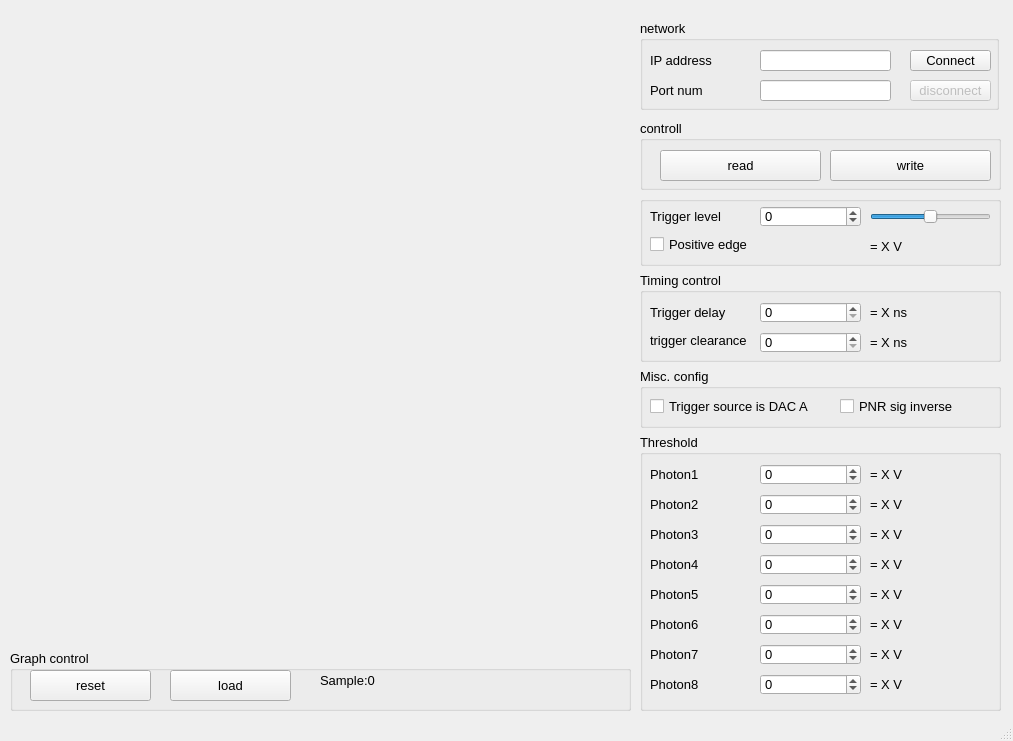
Old version of the form frontend/top/top.ui in the repository ruofan-he/redpitaya_PNR.
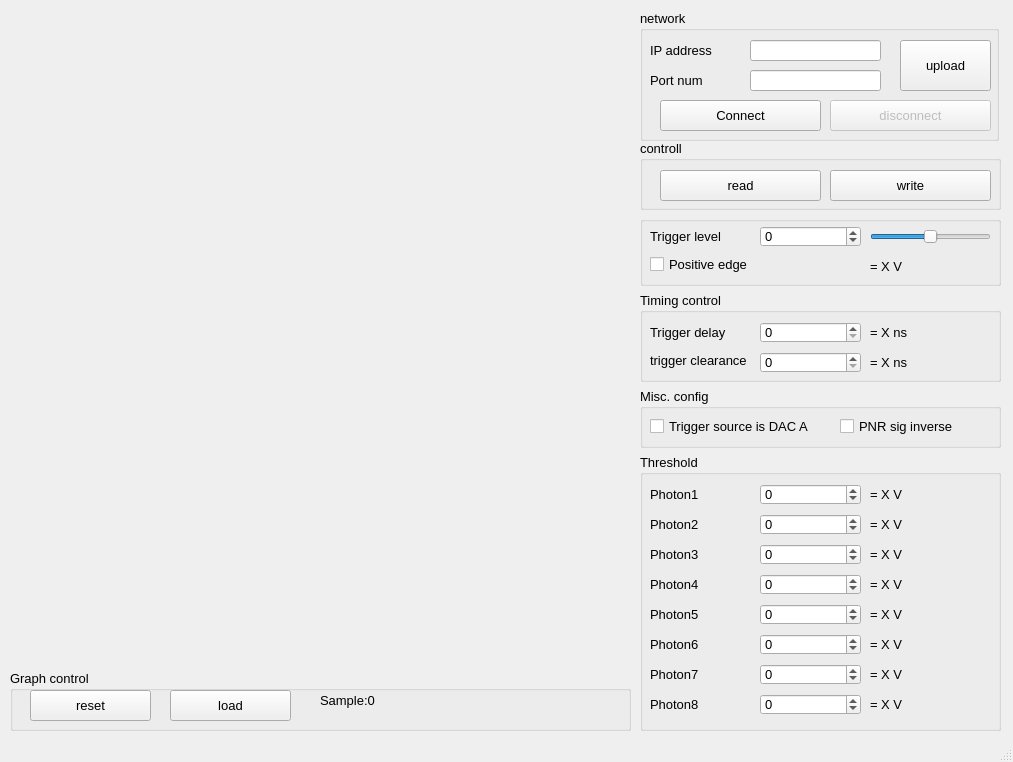
New version of the form.

Commit message: integrate upload function into frontend

The edit to the form file:
```diff
--- a/frontend/top/top.ui
+++ b/frontend/top/top.ui
@@ -7,7 +7,7 @@
     <x>0</x>
     <y>0</y>
     <width>1013</width>
-    <height>741</height>
+    <height>762</height>
    </rect>
   </property>
   <property name="sizePolicy">
@@ -30,7 +30,7 @@
     <property name="geometry">
      <rect>
       <x>640</x>
-      <y>120</y>
+      <y>140</y>
       <width>361</width>
       <height>591</height>
      </rect>
@@ -743,9 +743,9 @@
     <property name="geometry">
      <rect>
       <x>10</x>
-      <y>20</y>
+      <y>10</y>
       <width>621</width>
-      <height>621</height>
+      <height>651</height>
      </rect>
     </property>
     <layout class="QGridLayout" name="graph_container"/>
@@ -754,9 +754,9 @@
     <property name="geometry">
      <rect>
       <x>640</x>
-      <y>20</y>
+      <y>10</y>
       <width>359</width>
-      <height>90</height>
+      <height>131</height>
      </rect>
     </property>
     <property name="sizePolicy">
@@ -790,7 +790,7 @@
     <widget class="QLineEdit" name="lineEdit_ip">
      <property name="geometry">
       <rect>
-       <x>120</x>
+       <x>110</x>
        <y>30</y>
        <width>131</width>
        <height>21</height>
@@ -813,7 +813,7 @@
     <widget class="QLineEdit" name="lineEdit_port">
      <property name="geometry">
       <rect>
-       <x>120</x>
+       <x>110</x>
        <y>60</y>
        <width>131</width>
        <height>21</height>
@@ -823,10 +823,10 @@
     <widget class="QPushButton" name="pushButton_connect">
      <property name="geometry">
       <rect>
-       <x>270</x>
-       <y>30</y>
-       <width>81</width>
-       <height>21</height>
+       <x>20</x>
+       <y>90</y>
+       <width>161</width>
+       <height>31</height>
       </rect>
      </property>
      <property name="text">
@@ -839,16 +839,29 @@
      </property>
      <property name="geometry">
       <rect>
-       <x>270</x>
-       <y>60</y>
-       <width>81</width>
-       <height>21</height>
+       <x>190</x>
+       <y>90</y>
+       <width>161</width>
+       <height>31</height>
       </rect>
      </property>
      <property name="text">
       <string>disconnect</string>
      </property>
     </widget>
+    <widget class="QPushButton" name="pushButton_upload">
+     <property name="geometry">
+      <rect>
+       <x>260</x>
+       <y>30</y>
+       <width>91</width>
+       <height>51</height>
+      </rect>
+     </property>
+     <property name="text">
+      <string>upload</string>
+     </property>
+    </widget>
    </widget>
    <widget class="QGroupBox" name="groupBox_graph_control">
     <property name="enabled">
@@ -857,7 +870,7 @@
     <property name="geometry">
      <rect>
       <x>10</x>
-      <y>650</y>
+      <y>670</y>
       <width>621</width>
       <height>61</height>
      </rect>
```
The commit also changes 8 other files.
